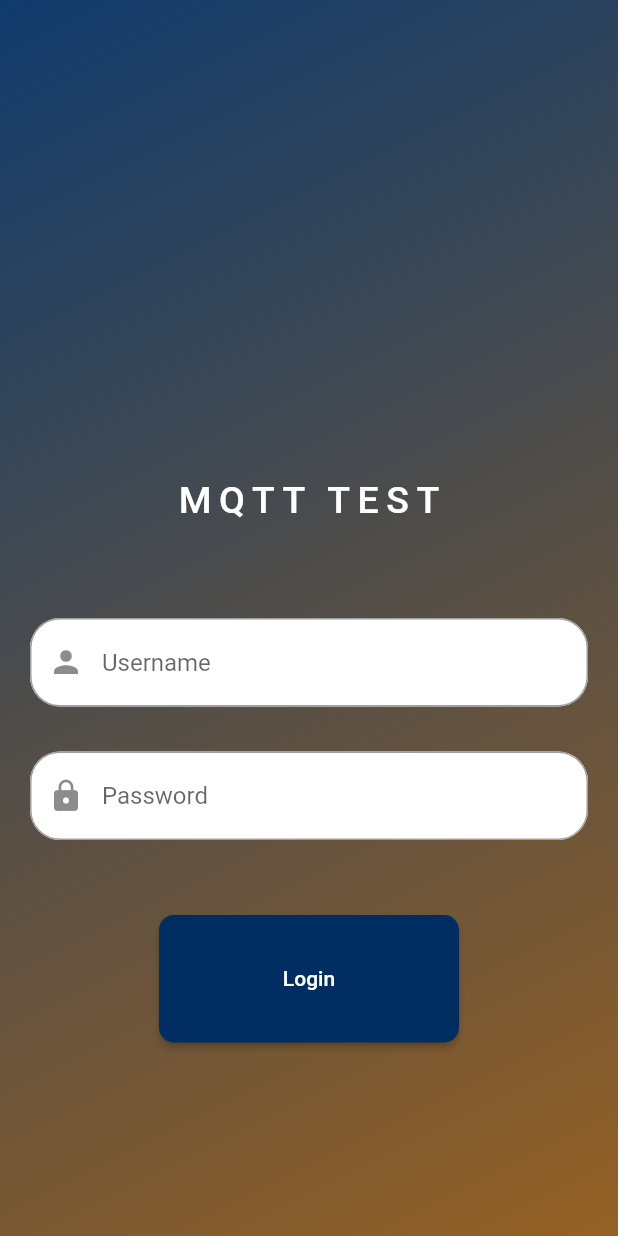
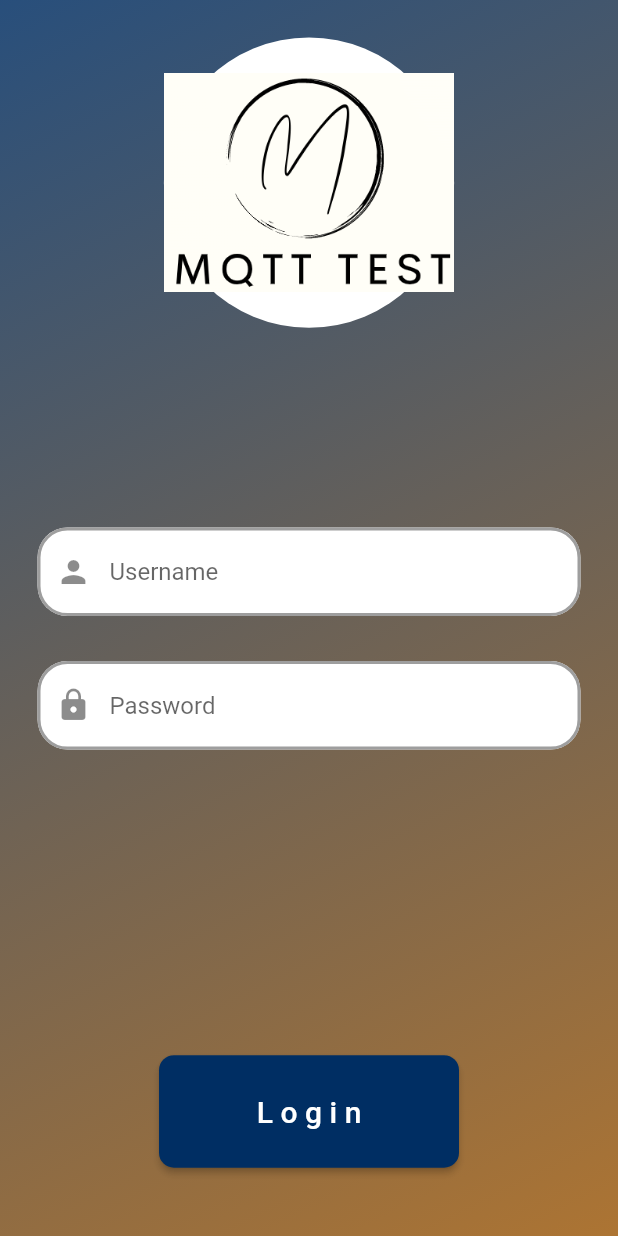
Before and after one commit to vincentmworia/flutter-mqtt-template-2, a Flutter app: the screen it shows after launch, on a phone screen of 412 x 824 dp. Run offline on Flutter 3.47's test engine with Material 2 defaults, Android fonts, the phone set to English and light mode, and no system bars; missing offline and left inert: mqtt_client.

Commit message:
final commit

```diff
--- a/lib/helpers/mqtt.dart
+++ b/lib/helpers/mqtt.dart
@@ -30,7 +30,7 @@ class MqttProvider with ChangeNotifier {
     var connectionStatus = ConnectionStatus.disconnected;
     // todo Get device unique id
     // String? deviceId = await PlatformDeviceId.getDeviceId;
-    String? deviceId = "Vincent";
+    String? deviceId = "Phone";
 
     // print(deviceId);
 
--- a/lib/screens/auth_screen.dart
+++ b/lib/screens/auth_screen.dart
@@ -7,8 +7,6 @@ import '../../main.dart';
 
 class AuthScreen extends StatefulWidget {
   const AuthScreen(/*this.attemptMqttLogin,*/ {Key? key}) : super(key: key);
-
-  // final Function attemptMqttLogin;
 
   static const routeName = '/auth_screen';
 
@@ -24,7 +22,7 @@ class _AuthScreenState extends State<AuthScreen> {
         gapPadding: 4.0,
         borderSide: BorderSide(
           color: color,
-          width: 1.0,
+          width: 2.0,
         ),
       );
 
@@ -40,6 +38,7 @@ class _AuthScreenState extends State<AuthScreen> {
           prefixIcon: Icon(icon),
           hintText: hintText,
           // labelText: labelText,
+
           // TODO PRESSED
           focusedBorder:
               _outlinedInputBorder(Theme.of(context).colorScheme.primary),
@@ -67,8 +66,10 @@ class _AuthScreenState extends State<AuthScreen> {
       case ConnectionStatus.connected:
         Future.delayed(Duration.zero).then((value) {
           ScaffoldMessenger.of(context).removeCurrentSnackBar();
-          ScaffoldMessenger.of(context)
-              .showSnackBar(const SnackBar(content: Text("Connected"),duration:  Duration(seconds: 2),));
+          ScaffoldMessenger.of(context).showSnackBar(const SnackBar(
+            content: Text("Connected"),
+            duration: Duration(seconds: 2),
+          ));
         }).then((value) =>
             Navigator.pushReplacementNamed(context, HomeScreen.routeName));
         break;
@@ -101,41 +102,36 @@ class _AuthScreenState extends State<AuthScreen> {
     return SafeArea(
         child: Scaffold(
       backgroundColor:
-          Theme.of(context).colorScheme.primary.withOpacity(opValue),
-      body: Stack(
+          Theme.of(context).colorScheme.primary.withOpacity(opValue * 0.5),
+      body: SingleChildScrollView(
+        // physics: const BouncingScrollPhysics(),
+        child: Stack(
           alignment: Alignment.center,
           children: [
             background,
-          Padding(
-            padding: const EdgeInsets.all(20.0),
+            SizedBox(
+              height: deviceHeight,
+              child: Padding(
+                padding: const EdgeInsets.all(25.0),
                 child: Form(
                   key: _formKey,
                   child: LayoutBuilder(builder: (context, cons) {
                     return Column(
-                  mainAxisAlignment: MainAxisAlignment.end,
+                      mainAxisAlignment: MainAxisAlignment.spaceAround,
                       children: <Widget>[
-                    SizedBox(
-                      height: cons.maxHeight * 0.2,
-                      child: Center(
-                        child: Text(
-                          MyApp.appTitle,
-                          style:
-                              Theme.of(context).textTheme.titleLarge!.copyWith(
+                        Container(
+                          height: cons.maxHeight * 0.25,
+                  width: cons.maxHeight * 0.25,
+                          decoration: const BoxDecoration(
                             color: Colors.white,
-                                    fontSize: 25.0,
-                                    letterSpacing: 5.0,
-                                    overflow: TextOverflow.ellipsis,
+                            shape: BoxShape.circle
                           ),
-                        ),
-                      ),
+                          child: Image.asset('images/logo.PNG'),
                         ),
                         SizedBox(
-                      height: cons.maxHeight * 0.5,
-                      child: SingleChildScrollView(
+                          height: cons.maxHeight * 0.6,
                           child: Column(
-                          mainAxisAlignment: MainAxisAlignment.spaceBetween,
-                          children: [
-                            Column(
+                            mainAxisAlignment: MainAxisAlignment.center,
                             children: [
                               _textFormField(
                                   hintText: "Username",
@@ -149,25 +145,39 @@ class _AuthScreenState extends State<AuthScreen> {
                               const SizedBox(height: 50),
                             ],
                           ),
-                            ElevatedButton(
+                        ),
+                        SizedBox(
+                          height: cons.maxHeight * 0.15,
+                          child: Center(
+                            child: ElevatedButton(
                                 style: ElevatedButton.styleFrom(
-                                  fixedSize: const Size(200, 85),
+                                  fixedSize: const Size(200, 75),
                                   shape: RoundedRectangleBorder(
                                     borderRadius: BorderRadius.circular(10),
                                   ),
                                 ),
                                 onPressed: _isLoggingIn ? null : _attemptLogin,
-                                child: const Text("Login"))
-                          ],
+                                child: Text(
+                                  "Login",
+                                  style: Theme.of(context)
+                                      .textTheme
+                                      .bodyText1!
+                                      .copyWith(
+                                        color: Colors.white,
+                                        letterSpacing: 5.0,
+                                        fontSize: 20,
                                       ),
+                                )),
                           ),
                         ),
                       ],
                     );
                   }),
                 ),
+              ),
             )
           ],
+        ),
       ),
     ));
   }
--- a/pubspec.yaml
+++ b/pubspec.yaml
@@ -22,6 +22,5 @@ dev_dependencies:
 
 flutter:
   uses-material-design: true
-
-  # assets:
-  #   - images/a_dot_burr.jpeg
+  assets:
+    - images/
```
Also changed, not shown: lib/main.dart (+3 -7 lines), images/logo.PNG (added). Lines whose indentation alone changed are shown as unchanged.
